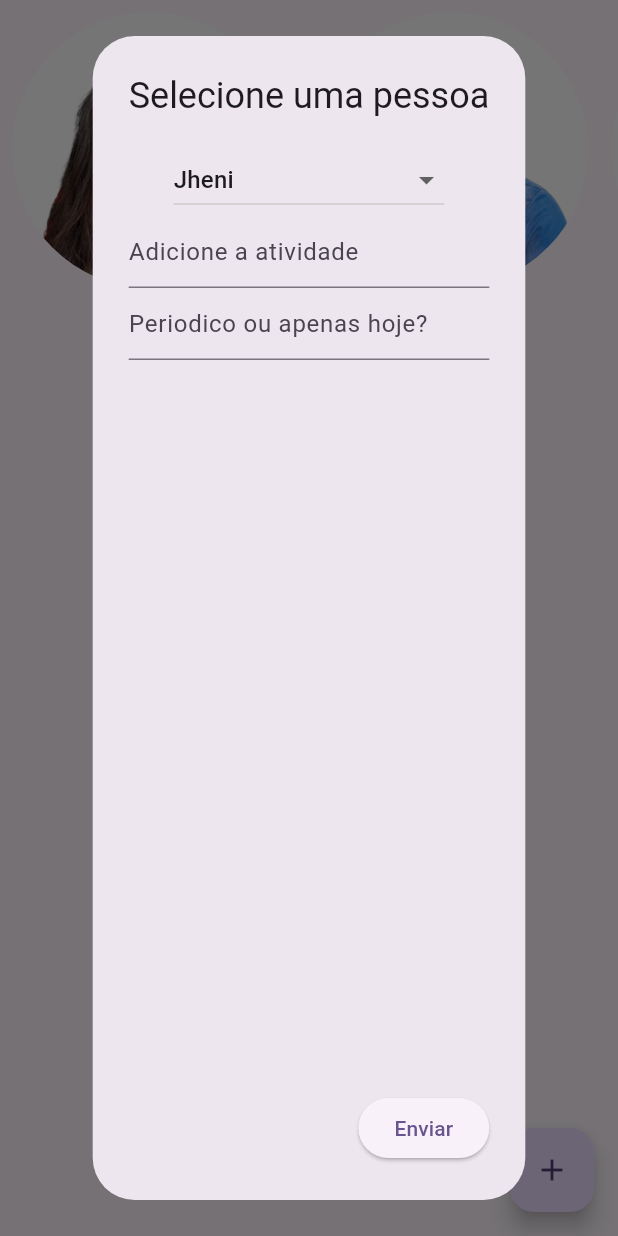
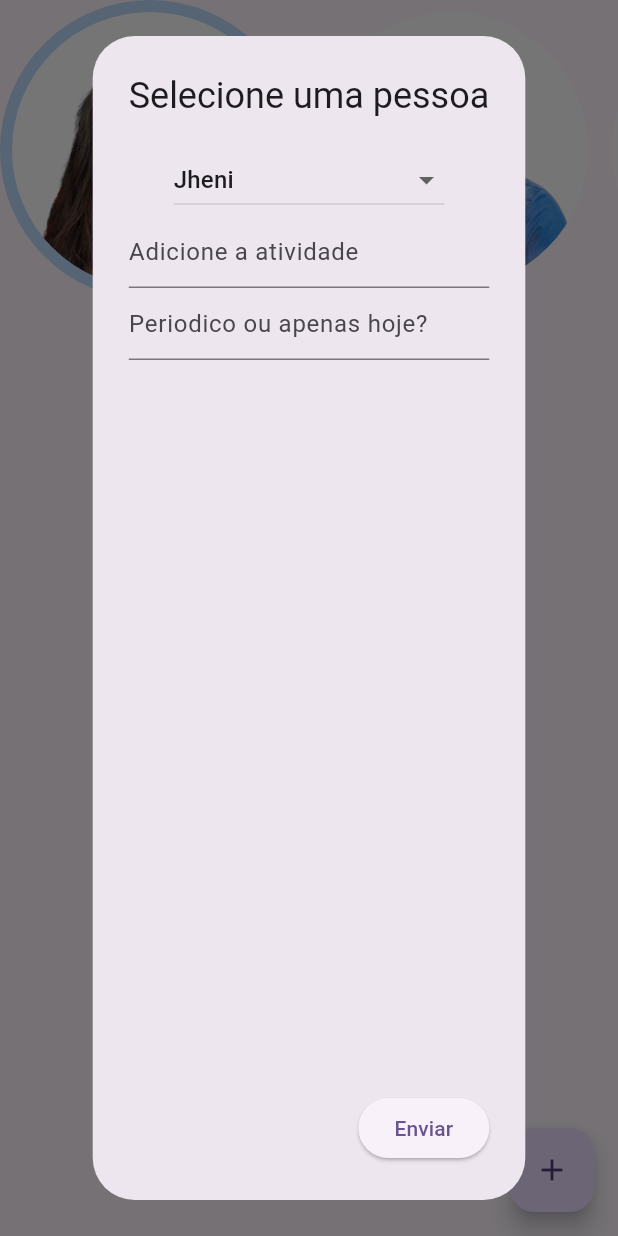
Before and after one commit to senhorwell/juntos-em-ordem, a Flutter app: the screen it shows after launch, after a tap on the "add" icon, on a phone screen of 412 x 824 dp. Run offline on Flutter 3.47's test engine with Material 2 defaults, Android fonts, the phone set to English and light mode, and no system bars; our stand-ins replace firebase_core, firebase_database; accounts and stored records are empty; statements that could not run were skipped.

Commit message:
Ajustando dados

```diff
--- a/lib/home.dart
+++ b/lib/home.dart
@@ -21,12 +21,18 @@ class _HomePageState extends State<HomePage> {
     'assets/pessoas/helena.png',
     'assets/pessoas/julia.png',
   ];
+  late List<bool> selectedImages;
 
   List<ChecklistItem> items = [];
 
+  String selectedValue = 'Jheni';
+  String? textInput;
+  String? dateInput;
   @override
   void initState() {
     super.initState();
+    selectedImages = List<bool>.filled(images.length, false);
+    selectedImages[0] = true;
     todosFuture = getTodos("jheni");
   }
 
@@ -38,7 +44,7 @@ class _HomePageState extends State<HomePage> {
           snapshot.snapshot.value as Map<dynamic, dynamic>;
       values.forEach((key, value) {
         setState(() {
-          items.add(ChecklistItem(title: value["atividade"], isSelected: value["feito"] == 1 ? true : false));
+          items.add(ChecklistItem(id: key, pessoa: nome, title: value["atividade"], isSelected: value["feito"] == 1 ? true : false));
         });
       });
     });
@@ -65,10 +71,22 @@ class _HomePageState extends State<HomePage> {
                   itemBuilder: (context, index) {
                     return GestureDetector(
                       onTap: () {
+                        setState(() {
+                          selectedImages = List<bool>.filled(images.length, false);
+                          selectedImages[index] = !selectedImages[index];
+                        });
                         String arquivo = images[index].split('/').last;
                         getTodos(arquivo.split('.').first);
                       },
-                      child: AspectRatio(
+                      child: Stack(
+                        alignment: Alignment.center,
+                        children: [
+                          if (selectedImages[index])
+                            CircleAvatar(
+                              radius: 100,
+                              backgroundColor: Colors.blue.withOpacity(0.3),
+                            ),
+                          AspectRatio(
                             aspectRatio: 1,
                             child: Padding(
                               padding: const EdgeInsets.all(8.0),
@@ -79,6 +97,9 @@ class _HomePageState extends State<HomePage> {
                                 ),
                               ),
                             ),
+                          ),
+
+                        ],
                       ),
                     );
                   },
@@ -95,9 +116,13 @@ class _HomePageState extends State<HomePage> {
                         color: items[index].isSelected ? Colors.green : null,
                         child: ListTile(
                           title: Text(items[index].title),
-                          onTap: () {
+                          onTap: () async {
                             setState(() {
                               items[index].isSelected = !items[index].isSelected;
+                            });
+                            DatabaseReference ref = FirebaseDatabase.instance.ref(items[index].pessoa).child(items[index].id);
+                            await ref.update({
+                              "feito": items[index].isSelected ? 1 : 0,
                             });
                           },
                         ),
@@ -117,31 +142,29 @@ class _HomePageState extends State<HomePage> {
           showDialog(
             context: context,
             builder: (BuildContext context) {
-              String? selectedValue = 'Jheni';
-              String? textInput;
-              String? dateInput;
+
               return AlertDialog(
                 title: const Text('Selecione uma pessoa'),
                 content: Column(
                   children: [
-                    DropdownButton<String>(
+                    DropdownButton(
                       hint: const Text('Selecione uma opção'),
                       value: selectedValue,
-                      items: <String>[
+                      items: [
                         'Jheni',
                         'Well',
                         'Alice',
                         'Helena',
                         'Julia'
                       ].map((String value) {
-                        return DropdownMenuItem<String>(
+                        return DropdownMenuItem(
                           value: value,
                           child: Text(value.toString()),
                         );
                       }).toList(),
                       onChanged: (newValue) {
                         setState(() {
-                          selectedValue = newValue;
+                          selectedValue = newValue!;
                         });
                       },
                     ),
@@ -173,6 +196,7 @@ class _HomePageState extends State<HomePage> {
                         "feito": 0,
                         "periodico" : dateInput,
                       });
+                      Navigator.of(context).pop();
                     },
                   ),
                 ],
@@ -190,6 +214,8 @@ class _HomePageState extends State<HomePage> {
 class ChecklistItem {
   String title;
   bool isSelected;
+  String id;
+  String pessoa;
 
-  ChecklistItem({required this.title, required this.isSelected});
+  ChecklistItem({required this.id, required this.title, required this.isSelected, required this.pessoa});
 }
```
Lines whose indentation alone changed are shown as unchanged.
